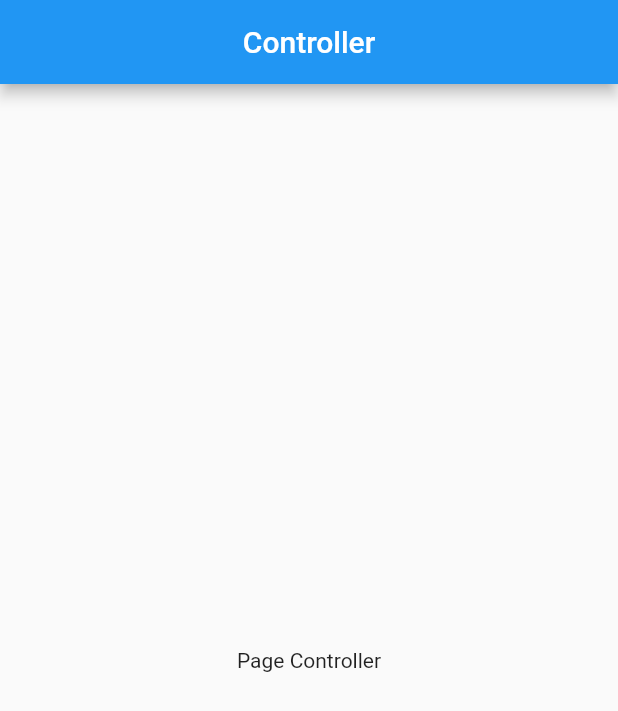
After one commit to Abi2737/BluetoothCarController, a Flutter app: the screen it shows after launch, on a phone screen of 412 x 824 dp. The commit adds this screen. Shown: the top 711 px of the screen. Run offline on Flutter 3.47's test engine with Material 2 defaults, Android fonts, the phone set to English and light mode, and no system bars.

Commit message:
arranged dart files

```diff
--- /dev/null
+++ b/lib/ControllerPage.dart
@@ -0,0 +1,50 @@
+import 'package:flutter/cupertino.dart';
+import 'package:flutter/material.dart';
+
+class ControllerPage extends StatefulWidget {
+  ControllerPage({Key key, this.title}) : super(key: key);
+
+  // This widget is the home page of your application. It is stateful, meaning
+  // that it has a State object (defined below) that contains fields that affect
+  // how it looks.
+
+  // This class is the configuration for the state. It holds the values (in this
+  // case the title) provided by the parent (in this case the App widget) and
+  // used by the build method of the State. Fields in a Widget subclass are
+  // always marked "final".
+
+  final String title;
+
+  @override
+  _ControllerPageState createState() => _ControllerPageState();
+}
+
+class _ControllerPageState extends State<ControllerPage> {
+  // A call to setState tells the Flutter framework that something has
+  // changed in this State, which causes it to rerun the build method below
+  // so that the display can reflect the updated values.
+
+  @override
+  Widget build(BuildContext context) {
+    return Scaffold(
+      appBar: AppBar(
+        // Here we take the value from the MyHomePage object that was created by
+        // the App.build method, and use it to set our appbar title.
+        title: Text(widget.title),
+        centerTitle: true,
+      ),
+      body: Center(
+        // Center is a layout widget. It takes a single child and positions it
+        // in the middle of the parent.
+        child: Column(
+          mainAxisAlignment: MainAxisAlignment.center,
+          children: <Widget>[
+            Text(
+              'Page Controller',
+            ),
+          ],
+        ),
+      ),
+    );
+  }
+}
```
Also changed, not shown: lib/main.dart (+5 -51 lines), 1 other file.
